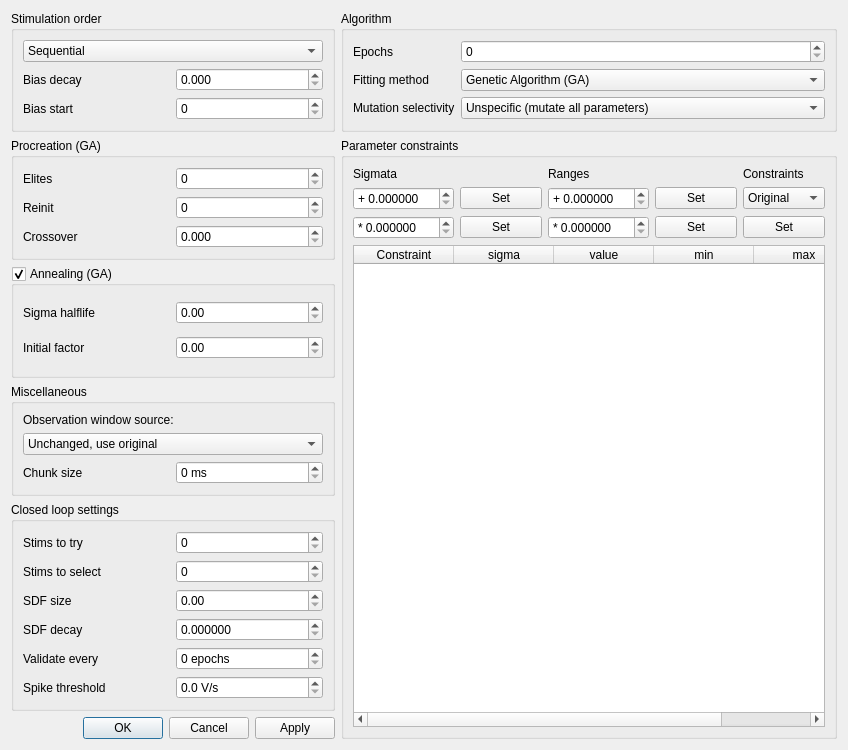
This is src/gui/gafittersettingsdialog.ui in CompEphys-team/rtdo as Qt 5 draws it before an edit. The edited form follows.
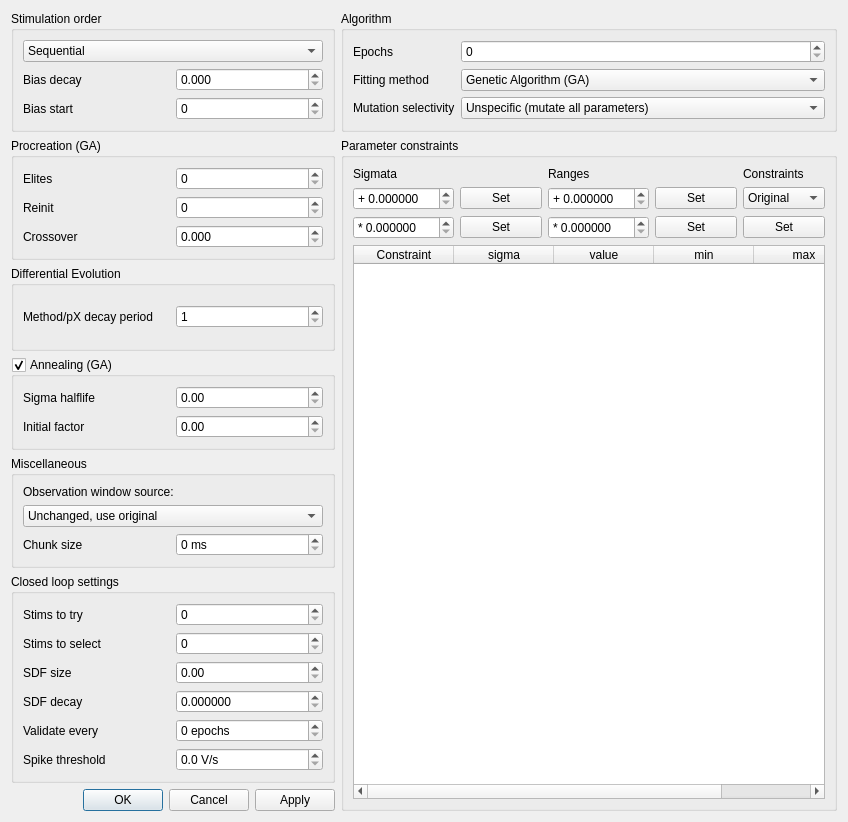
This is the edited form.

Commit message: Fixed DE method selection, decay method/pX memory over user-defined period

```diff
--- a/src/gui/gafittersettingsdialog.ui
+++ b/src/gui/gafittersettingsdialog.ui
@@ -7,7 +7,7 @@
     <x>0</x>
     <y>0</y>
     <width>848</width>
-    <height>750</height>
+    <height>822</height>
    </rect>
   </property>
   <property name="windowTitle">
@@ -15,6 +15,165 @@
   </property>
   <layout class="QGridLayout" name="gridLayout_5">
    <item row="5" column="0" colspan="2">
+    <widget class="QGroupBox" name="groupBox_6">
+     <property name="title">
+      <string>Closed loop settings</string>
+     </property>
+     <layout class="QGridLayout" name="gridLayout_8">
+      <item row="0" column="0">
+       <widget class="QLabel" name="label_11">
+        <property name="text">
+         <string>Stims to try</string>
+        </property>
+       </widget>
+      </item>
+      <item row="2" column="0">
+       <widget class="QLabel" name="label_18">
+        <property name="text">
+         <string>SDF size</string>
+        </property>
+       </widget>
+      </item>
+      <item row="2" column="1">
+       <widget class="QDoubleSpinBox" name="SDF_size">
+        <property name="decimals">
+         <number>2</number>
+        </property>
+        <property name="maximum">
+         <double>1000000.000000000000000</double>
+        </property>
+       </widget>
+      </item>
+      <item row="4" column="1">
+       <widget class="QSpinBox" name="cl_validation_interval">
+        <property name="suffix">
+         <string> epochs</string>
+        </property>
+        <property name="maximum">
+         <number>9999</number>
+        </property>
+       </widget>
+      </item>
+      <item row="1" column="1">
+       <widget class="QSpinBox" name="cl_nSelect"/>
+      </item>
+      <item row="4" column="0">
+       <widget class="QLabel" name="label_20">
+        <property name="text">
+         <string>Validate every</string>
+        </property>
+       </widget>
+      </item>
+      <item row="1" column="0">
+       <widget class="QLabel" name="label_12">
+        <property name="text">
+         <string>Stims to select</string>
+        </property>
+       </widget>
+      </item>
+      <item row="3" column="0">
+       <widget class="QLabel" name="label_19">
+        <property name="text">
+         <string>SDF decay</string>
+        </property>
+       </widget>
+      </item>
+      <item row="0" column="1">
+       <widget class="QSpinBox" name="cl_nStims">
+        <property name="maximum">
+         <number>99999</number>
+        </property>
+       </widget>
+      </item>
+      <item row="3" column="1">
+       <widget class="QDoubleSpinBox" name="SDF_decay">
+        <property name="decimals">
+         <number>6</number>
+        </property>
+        <property name="maximum">
+         <double>1.000000000000000</double>
+        </property>
+        <property name="singleStep">
+         <double>0.001000000000000</double>
+        </property>
+       </widget>
+      </item>
+      <item row="5" column="1">
+       <widget class="QDoubleSpinBox" name="spike_threshold">
+        <property name="suffix">
+         <string> V/s</string>
+        </property>
+        <property name="decimals">
+         <number>1</number>
+        </property>
+        <property name="maximum">
+         <double>999.899999999999977</double>
+        </property>
+       </widget>
+      </item>
+      <item row="5" column="0">
+       <widget class="QLabel" name="label_21">
+        <property name="text">
+         <string>Spike threshold</string>
+        </property>
+       </widget>
+      </item>
+     </layout>
+    </widget>
+   </item>
+   <item row="4" column="0" colspan="2">
+    <widget class="QGroupBox" name="groupBox_4">
+     <property name="title">
+      <string>Miscellaneous</string>
+     </property>
+     <layout class="QGridLayout" name="gridLayout_6">
+      <item row="2" column="1">
+       <widget class="QSpinBox" name="chunkDuration">
+        <property name="suffix">
+         <string> ms</string>
+        </property>
+        <property name="maximum">
+         <number>9999</number>
+        </property>
+       </widget>
+      </item>
+      <item row="0" column="0" colspan="2">
+       <widget class="QLabel" name="label_9">
+        <property name="text">
+         <string>Observation window source:</string>
+        </property>
+       </widget>
+      </item>
+      <item row="1" column="0" colspan="2">
+       <widget class="QComboBox" name="obsSource">
+        <item>
+         <property name="text">
+          <string>Unchanged, use original</string>
+         </property>
+        </item>
+        <item>
+         <property name="text">
+          <string>Use cluster algorithm</string>
+         </property>
+        </item>
+        <item>
+         <property name="text">
+          <string>Use bubble algorithm</string>
+         </property>
+        </item>
+       </widget>
+      </item>
+      <item row="2" column="0">
+       <widget class="QLabel" name="label_10">
+        <property name="text">
+         <string>Chunk size</string>
+        </property>
+       </widget>
+      </item>
+     </layout>
+    </widget>
+   </item>
+   <item row="6" column="0" colspan="2">
     <widget class="QDialogButtonBox" name="buttonBox">
      <property name="orientation">
       <enum>Qt::Horizontal</enum>
@@ -88,59 +247,7 @@
      </layout>
     </widget>
    </item>
-   <item row="3" column="0" colspan="2">
-    <widget class="QGroupBox" name="groupBox_4">
-     <property name="title">
-      <string>Miscellaneous</string>
-     </property>
-     <layout class="QGridLayout" name="gridLayout_6">
-      <item row="2" column="1">
-       <widget class="QSpinBox" name="chunkDuration">
-        <property name="suffix">
-         <string> ms</string>
-        </property>
-        <property name="maximum">
-         <number>9999</number>
-        </property>
-       </widget>
-      </item>
-      <item row="0" column="0" colspan="2">
-       <widget class="QLabel" name="label_9">
-        <property name="text">
-         <string>Observation window source:</string>
-        </property>
-       </widget>
-      </item>
-      <item row="1" column="0" colspan="2">
-       <widget class="QComboBox" name="obsSource">
-        <item>
-         <property name="text">
-          <string>Unchanged, use original</string>
-         </property>
-        </item>
-        <item>
-         <property name="text">
-          <string>Use cluster algorithm</string>
-         </property>
-        </item>
-        <item>
-         <property name="text">
-          <string>Use bubble algorithm</string>
-         </property>
-        </item>
-       </widget>
-      </item>
-      <item row="2" column="0">
-       <widget class="QLabel" name="label_10">
-        <property name="text">
-         <string>Chunk size</string>
-        </property>
-       </widget>
-      </item>
-     </layout>
-    </widget>
-   </item>
-   <item row="1" column="2" rowspan="5">
+   <item row="1" column="2" rowspan="6">
     <widget class="QGroupBox" name="groupBox_3">
      <property name="title">
       <string>Parameter constraints</string>
@@ -324,7 +431,7 @@
      </layout>
     </widget>
    </item>
-   <item row="2" column="0" colspan="2">
+   <item row="3" column="0" colspan="2">
     <widget class="QGroupBox" name="decaySigma">
      <property name="title">
       <string>Annealing (GA)</string>
@@ -487,107 +594,26 @@
      </layout>
     </widget>
    </item>
-   <item row="4" column="0" colspan="2">
-    <widget class="QGroupBox" name="groupBox_6">
+   <item row="2" column="0" colspan="2">
+    <widget class="QGroupBox" name="groupBox_7">
      <property name="title">
-      <string>Closed loop settings</string>
+      <string>Differential Evolution</string>
      </property>
-     <layout class="QGridLayout" name="gridLayout_8">
+     <layout class="QGridLayout" name="gridLayout_9">
       <item row="0" column="0">
-       <widget class="QLabel" name="label_11">
+       <widget class="QLabel" name="label_22">
         <property name="text">
-         <string>Stims to try</string>
-        </property>
-       </widget>
-      </item>
-      <item row="2" column="0">
-       <widget class="QLabel" name="label_18">
-        <property name="text">
-         <string>SDF size</string>
-        </property>
-       </widget>
-      </item>
-      <item row="2" column="1">
-       <widget class="QDoubleSpinBox" name="SDF_size">
-        <property name="decimals">
-         <number>2</number>
-        </property>
-        <property name="maximum">
-         <double>1000000.000000000000000</double>
-        </property>
-       </widget>
-      </item>
-      <item row="4" column="1">
-       <widget class="QSpinBox" name="cl_validation_interval">
-        <property name="suffix">
-         <string> epochs</string>
-        </property>
-        <property name="maximum">
-         <number>9999</number>
-        </property>
-       </widget>
-      </item>
-      <item row="1" column="1">
-       <widget class="QSpinBox" name="cl_nSelect"/>
-      </item>
-      <item row="4" column="0">
-       <widget class="QLabel" name="label_20">
-        <property name="text">
-         <string>Validate every</string>
-        </property>
-       </widget>
-      </item>
-      <item row="1" column="0">
-       <widget class="QLabel" name="label_12">
-        <property name="text">
-         <string>Stims to select</string>
-        </property>
-       </widget>
-      </item>
-      <item row="3" column="0">
-       <widget class="QLabel" name="label_19">
-        <property name="text">
-         <string>SDF decay</string>
+         <string>Method/pX decay period</string>
         </property>
        </widget>
       </item>
       <item row="0" column="1">
-       <widget class="QSpinBox" name="cl_nStims">
-        <property name="maximum">
-         <number>99999</number>
-        </property>
-       </widget>
-      </item>
-      <item row="3" column="1">
-       <widget class="QDoubleSpinBox" name="SDF_decay">
-        <property name="decimals">
-         <number>6</number>
-        </property>
-        <property name="maximum">
-         <double>1.000000000000000</double>
-        </property>
-        <property name="singleStep">
-         <double>0.001000000000000</double>
-        </property>
-       </widget>
-      </item>
-      <item row="5" column="1">
-       <widget class="QDoubleSpinBox" name="spike_threshold">
-        <property name="suffix">
-         <string> V/s</string>
-        </property>
-        <property name="decimals">
+       <widget class="QSpinBox" name="DE_decay">
+        <property name="minimum">
          <number>1</number>
         </property>
         <property name="maximum">
-         <double>999.899999999999977</double>
-        </property>
-       </widget>
-      </item>
-      <item row="5" column="0">
-       <widget class="QLabel" name="label_21">
-        <property name="text">
-         <string>Spike threshold</string>
+         <number>9999</number>
         </property>
        </widget>
       </item>
```
The commit also changes 8 other files.
